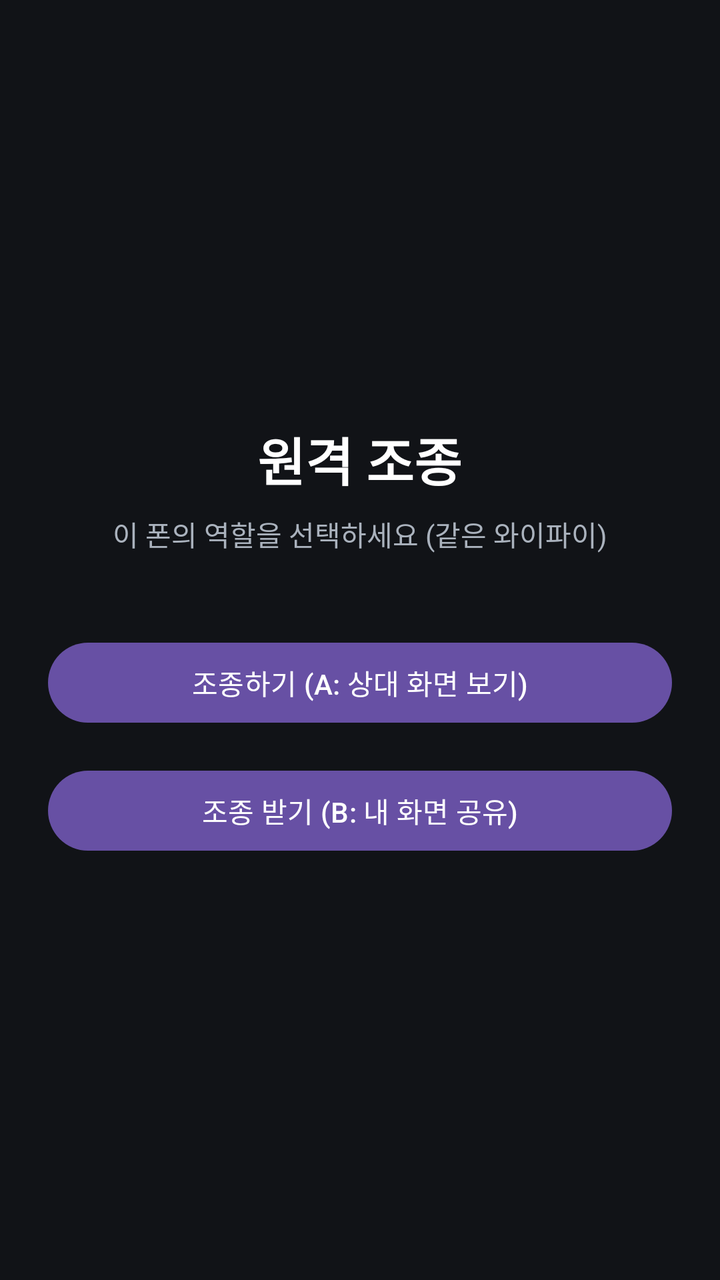
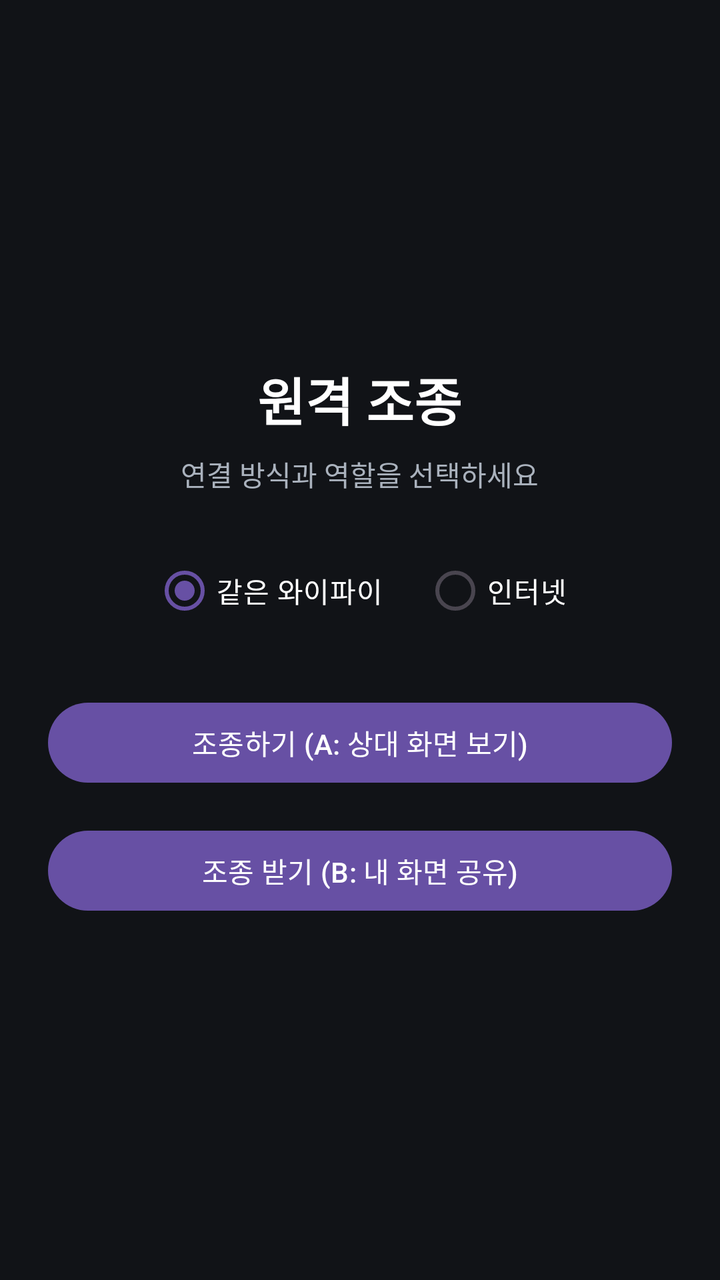

Compare the two renders of this Android layout. The source of the first and the diff that turns it into the second are given below.
<!-- AndroidManifest.xml: application theme Theme.Material3.DayNight.NoActionBar -->
<!-- res/layout/activity_main.xml -->
<?xml version="1.0" encoding="utf-8"?>
<LinearLayout xmlns:android="http://schemas.android.com/apk/res/android"
    android:layout_width="match_parent"
    android:layout_height="match_parent"
    android:orientation="vertical"
    android:gravity="center"
    android:padding="24dp"
    android:background="#111317">

    <TextView
        android:layout_width="wrap_content"
        android:layout_height="wrap_content"
        android:text="원격 조종"
        android:textColor="#FFFFFF"
        android:textSize="26sp"
        android:textStyle="bold"
        android:layout_marginBottom="8dp" />

    <TextView
        android:layout_width="wrap_content"
        android:layout_height="wrap_content"
        android:text="이 폰의 역할을 선택하세요 (같은 와이파이)"
        android:textColor="#AAB2BD"
        android:layout_marginBottom="40dp" />

    <Button
        android:id="@+id/btnController"
        android:layout_width="match_parent"
        android:layout_height="wrap_content"
        android:text="조종하기 (A: 상대 화면 보기)"
        android:layout_marginBottom="16dp" />

    <Button
        android:id="@+id/btnControlled"
        android:layout_width="match_parent"
        android:layout_height="wrap_content"
        android:text="조종 받기 (B: 내 화면 공유)" />

</LinearLayout>
<!-- resources referenced by this layout -->
<resources>

</resources>

<!-- the commit's change to res/layout/activity_main.xml (unified diff, before → after) -->
@@ -19,9 +19,33 @@
     <TextView
         android:layout_width="wrap_content"
         android:layout_height="wrap_content"
-        android:text="이 폰의 역할을 선택하세요 (같은 와이파이)"
+        android:text="연결 방식과 역할을 선택하세요"
         android:textColor="#AAB2BD"
-        android:layout_marginBottom="40dp" />
+        android:layout_marginBottom="24dp" />
+
+    <RadioGroup
+        android:id="@+id/radioMode"
+        android:layout_width="wrap_content"
+        android:layout_height="wrap_content"
+        android:orientation="horizontal"
+        android:layout_marginBottom="28dp">
+        <RadioButton
+            android:id="@+id/radioWifi"
+            android:layout_width="wrap_content"
+            android:layout_height="wrap_content"
+            android:text="같은 와이파이"
+            android:textColor="#FFFFFF"
+            android:checked="true"
+            android:buttonTint="#4FC3F7"
+            android:layout_marginEnd="20dp" />
+        <RadioButton
+            android:id="@+id/radioInternet"
+            android:layout_width="wrap_content"
+            android:layout_height="wrap_content"
+            android:text="인터넷"
+            android:textColor="#FFFFFF"
+            android:buttonTint="#4FC3F7" />
+    </RadioGroup>
 
     <Button
         android:id="@+id/btnController"
